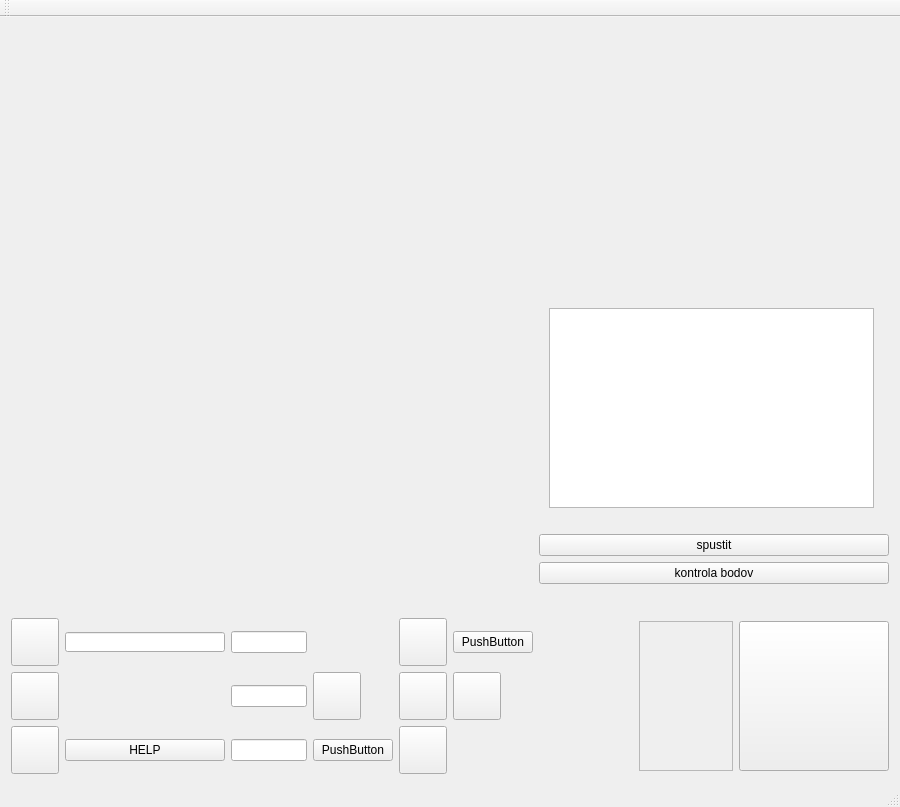
peetee138/demoRMR-all, file demoRMR/mainwindow.ui: the form before one commit.
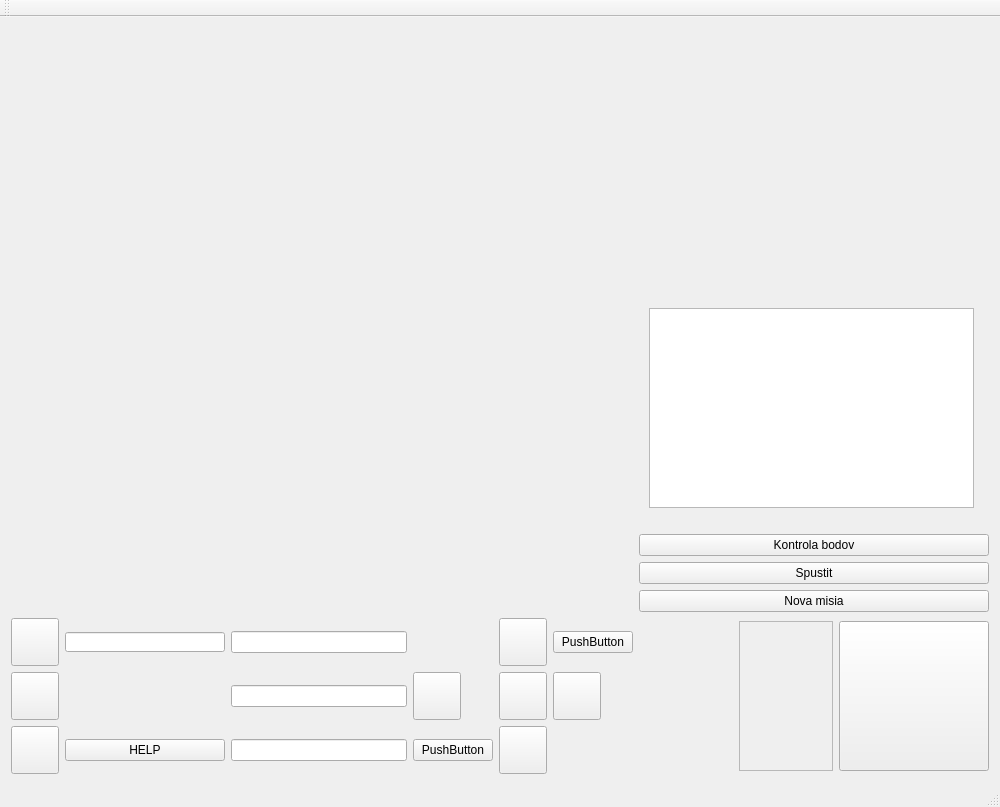
The form after the commit. Icons and pictures are not drawn.

What changed in the file:
```diff
--- a/demoRMR/mainwindow.ui
+++ b/demoRMR/mainwindow.ui
@@ -6,7 +6,7 @@
    <rect>
     <x>0</x>
     <y>0</y>
-    <width>900</width>
+    <width>1000</width>
     <height>807</height>
    </rect>
   </property>
@@ -18,8 +18,8 @@
   </property>
   <property name="minimumSize">
    <size>
-    <width>800</width>
-    <height>450</height>
+    <width>1000</width>
+    <height>800</height>
    </size>
   </property>
   <property name="maximumSize">
@@ -49,10 +49,17 @@
      <layout class="QVBoxLayout" name="verticalLayout_2">
       <item>
        <layout class="QGridLayout" name="gridLayout_3">
-        <item row="2" column="1">
+        <item row="3" column="1">
+         <widget class="QPushButton" name="pushButton_8">
+          <property name="text">
+           <string>Kontrola bodov</string>
+          </property>
+         </widget>
+        </item>
+        <item row="4" column="1">
          <widget class="QPushButton" name="pushButton_13">
           <property name="text">
-           <string>spustit</string>
+           <string>Spustit</string>
           </property>
          </widget>
         </item>
@@ -115,7 +122,7 @@
           </widget>
          </widget>
         </item>
-        <item row="4" column="1">
+        <item row="6" column="1">
          <spacer name="verticalSpacer">
           <property name="orientation">
            <enum>Qt::Orientation::Vertical</enum>
@@ -128,10 +135,10 @@
           </property>
          </spacer>
         </item>
-        <item row="3" column="1">
-         <widget class="QPushButton" name="pushButton_8">
+        <item row="5" column="1">
+         <widget class="QPushButton" name="pushButton_14">
           <property name="text">
-           <string>kontrola bodov</string>
+           <string>Nova misia</string>
           </property>
          </widget>
         </item>
```
Left out of the diff: 2 changed lines with no effect on the pictures.
